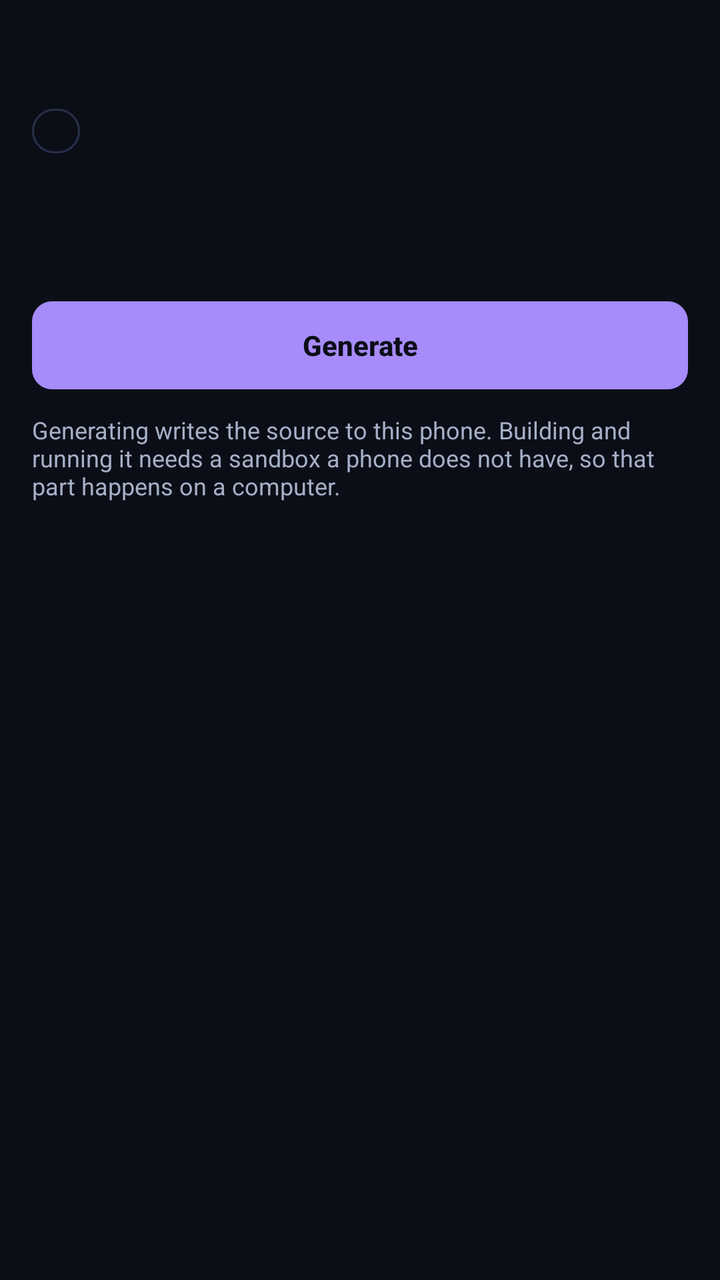
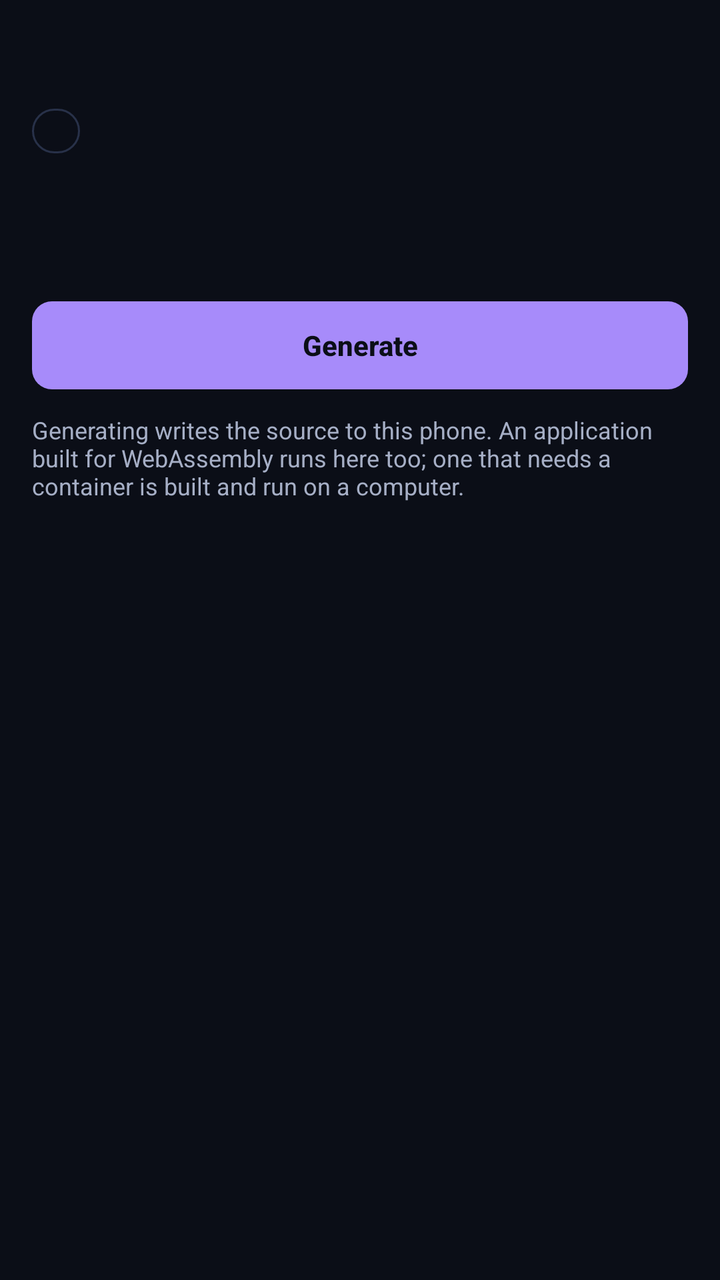

Compare the two renders of this Android layout. The source of the first and the diff that turns it into the second are given below.
<!-- AndroidManifest.xml: application theme EphemeralTheme -->
<!-- res/layout/activity_detail.xml -->
<?xml version="1.0" encoding="utf-8"?>
<ScrollView xmlns:android="http://schemas.android.com/apk/res/android"
    android:layout_width="match_parent"
    android:layout_height="match_parent"
    android:background="@color/ground"
    android:clipToPadding="false">

    <LinearLayout
        android:layout_width="match_parent"
        android:layout_height="wrap_content"
        android:orientation="vertical"
        android:padding="16dp">

        <TextView
            android:id="@+id/purpose"
            android:layout_width="match_parent"
            android:layout_height="wrap_content"
            android:textColor="@color/ink"
            android:textSize="21sp"
            android:textStyle="bold" />

        <TextView
            android:id="@+id/state"
            android:layout_width="wrap_content"
            android:layout_height="wrap_content"
            android:background="@drawable/pill"
            android:layout_marginTop="10dp"
            android:paddingHorizontal="12dp"
            android:paddingVertical="3dp"
            android:textColor="@color/ink_quiet"
            android:textSize="12sp" />

        <TextView
            android:id="@+id/explanation"
            android:layout_width="match_parent"
            android:layout_height="wrap_content"
            android:paddingTop="12dp"
            android:textColor="@color/ink"
            android:textSize="15sp" />

        <TextView
            android:id="@+id/description"
            android:layout_width="match_parent"
            android:layout_height="wrap_content"
            android:paddingTop="6dp"
            android:textColor="@color/ink_quiet"
            android:textSize="13sp" />

        <Button
            android:id="@+id/generate"
            style="@style/EphemeralButton.Primary"
            android:layout_width="match_parent"
            android:layout_height="wrap_content"
            android:layout_marginTop="18dp"
            android:text="@string/generate" />

        <TextView
            android:id="@+id/status"
            android:layout_width="match_parent"
            android:layout_height="wrap_content"
            android:layout_marginTop="12dp"
            android:background="@color/medium_soft"
            android:padding="12dp"
            android:textColor="@color/medium"
            android:textSize="14sp"
            android:visibility="gone" />

        <TextView
            android:layout_width="match_parent"
            android:layout_height="wrap_content"
            android:paddingTop="12dp"
            android:textColor="@color/ink_quiet"
            android:text="@string/phone_limits"
            android:textSize="12sp" />

        
        <LinearLayout
            android:id="@+id/form"
            android:layout_width="match_parent"
            android:layout_height="wrap_content"
            android:orientation="vertical"
            android:paddingTop="8dp" />

        <LinearLayout
            android:id="@+id/permissions"
            android:layout_width="match_parent"
            android:layout_height="wrap_content"
            android:orientation="vertical"
            android:paddingTop="8dp" />

        <TextView
            android:id="@+id/footnotes"
            android:layout_width="match_parent"
            android:layout_height="wrap_content"
            android:lineSpacingMultiplier="1.25"
            android:paddingTop="20dp"
            android:textColor="@color/ink_quiet"
            android:textSize="13sp" />
    </LinearLayout>
</ScrollView>
<!-- resources referenced by this layout -->
<resources>
  <color name="ground">#0b0e17</color>
  <color name="ink">#e9ecf5</color>
  <color name="ink_quiet">#a6afc6</color>
  <color name="medium">#f0b44e</color>
  <color name="medium_soft">#2a2110</color>
  <!-- drawable pill (drawable) -->
  <?xml version="1.0" encoding="utf-8"?>
  <shape xmlns:android="http://schemas.android.com/apk/res/android"
      android:shape="rectangle">
      <solid android:color="@color/ground" />
      <stroke android:width="1dp" android:color="@color/edge" />
      <corners android:radius="999dp" />
  </shape>
  <string name="generate">Generate</string>
  <string name="phone_limits">Generating writes the source to this phone. Building and running it needs a sandbox a phone does not have, so that part happens on a computer.</string>
  <style name="EphemeralButton.Primary">
          <item name="android:background">@drawable/button_primary</item>
          <item name="android:textColor">@color/accent_ink</item>
          <item name="android:textStyle">bold</item>
      </style>
  <style name="EphemeralTheme" parent="@android:style/Theme.Material">
          <item name="android:colorBackground">@color/ground</item>
          <item name="android:windowBackground">@color/ground</item>
          <item name="android:statusBarColor">@color/ground</item>
          <item name="android:navigationBarColor">@color/ground</item>
          <item name="android:colorPrimary">@color/surface</item>
          <item name="android:colorAccent">@color/accent</item>
          <item name="android:textColorPrimary">@color/ink</item>
          <item name="android:textColorSecondary">@color/ink_quiet</item>
          <item name="android:textColorHint">@color/ink_faint</item>
  
          
          <item name="android:buttonStyle">@style/EphemeralButton</item>
      </style>
  <color name="edge">#283149</color>
  <!-- drawable button_primary (drawable) -->
  <?xml version="1.0" encoding="utf-8"?>
  <ripple xmlns:android="http://schemas.android.com/apk/res/android"
      android:color="@color/accent_soft">
      <item>
          <shape android:shape="rectangle">
              <solid android:color="@color/accent" />
              <corners android:radius="10dp" />
          </shape>
      </item>
  </ripple>
  <color name="accent_ink">#0b0e17</color>
  <color name="surface">#151a28</color>
  <color name="accent">#a78bfa</color>
  <color name="ink_faint">#8891a8</color>
  <style name="EphemeralButton" parent="@android:style/Widget.Material.Button">
          <item name="android:background">@drawable/button</item>
          <item name="android:textColor">@color/ink</item>
          <item name="android:textAllCaps">false</item>
          <item name="android:letterSpacing">0</item>
          <item name="android:minHeight">44dp</item>
          <item name="android:paddingLeft">18dp</item>
          <item name="android:paddingRight">18dp</item>
          <item name="android:stateListAnimator">@null</item>
      </style>
  <color name="accent_soft">#241e45</color>
  <!-- drawable button (drawable) -->
  <?xml version="1.0" encoding="utf-8"?>
  <ripple xmlns:android="http://schemas.android.com/apk/res/android"
      android:color="@color/accent_soft">
      <item>
          <shape android:shape="rectangle">
              <solid android:color="@color/surface_high" />
              <stroke android:width="1dp" android:color="@color/edge_strong" />
              <corners android:radius="10dp" />
          </shape>
      </item>
  </ripple>
  <color name="surface_high">#1d2334</color>
  <color name="edge_strong">#626f90</color>
</resources>

<!-- the commit's change to res/layout/activity_detail.xml (unified diff, before → after) -->
@@ -65,7 +65,9 @@
             android:textSize="14sp"
             android:visibility="gone" />
 
+        
         <TextView
+            android:id="@+id/where_it_runs"
             android:layout_width="match_parent"
             android:layout_height="wrap_content"
             android:paddingTop="12dp"
<!-- resource entries referenced after the edit -->
@@ -14,7 +14,7 @@
       <corners android:radius="999dp" />
   </shape>
   <string name="generate">Generate</string>
-  <string name="phone_limits">Generating writes the source to this phone. Building and running it needs a sandbox a phone does not have, so that part happens on a computer.</string>
+  <string name="phone_limits">Generating writes the source to this phone. An application built for WebAssembly runs here too; one that needs a container is built and run on a computer.</string>
   <style name="EphemeralButton.Primary">
           <item name="android:background">@drawable/button_primary</item>
           <item name="android:textColor">@color/accent_ink</item>
